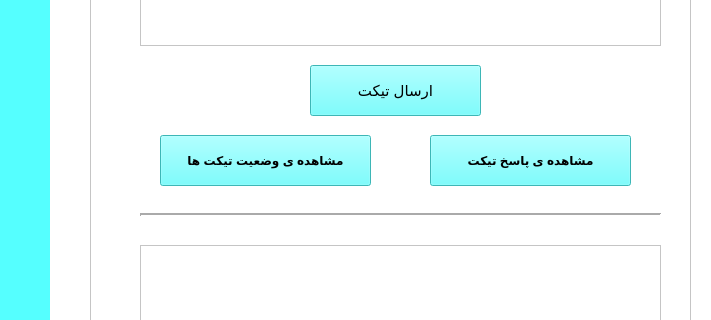
Qt form projV0/grafic.ui (negarnegma/database-finalproject) before a commit; both pictures show x 0 to 711 and y 332 to 652 of the 936 by 836 pixel window.
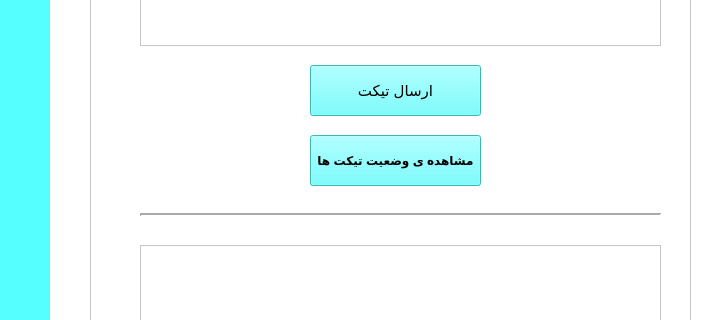
The same form after that commit. The open tabs and pages were chosen to show the change.

The edit to the form file:
```diff
--- a/projV0/grafic.ui
+++ b/projV0/grafic.ui
@@ -4015,9 +4015,9 @@
      <widget class="QPushButton" name="pushButton_7">
       <property name="geometry">
        <rect>
-        <x>110</x>
+        <x>260</x>
         <y>420</y>
-        <width>211</width>
+        <width>171</width>
         <height>51</height>
        </rect>
       </property>
@@ -4069,29 +4069,6 @@
        <string>مشکل خود را شرح دهید</string>
       </property>
      </widget>
-     <widget class="QPushButton" name="pushButton">
-      <property name="geometry">
-       <rect>
-        <x>380</x>
-        <y>420</y>
-        <width>201</width>
-        <height>51</height>
-       </rect>
-      </property>
-      <property name="font">
-       <font>
-        <pointsize>9</pointsize>
-        <weight>75</weight>
-        <bold>true</bold>
-       </font>
-      </property>
-      <property name="styleSheet">
-       <string notr="true">background-color: rgb(85, 255, 255);</string>
-      </property>
-      <property name="text">
-       <string>مشاهده ی پاسخ تیکت</string>
-      </property>
-     </widget>
      <widget class="QLabel" name="label_172">
       <property name="geometry">
        <rect>
```
Left out of the diff: 10 changed lines with no effect on the pictures.
